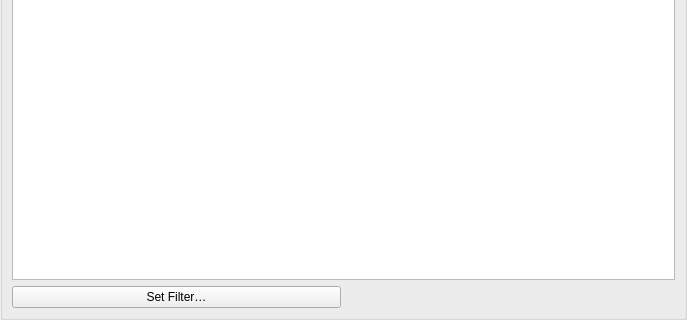
INGV/qquake, file qquake/ui/ogc_service_widget.ui: the form before one commit; both pictures show x 0 to 687 and y 293 to 613 of the 687 by 613 pixel window.
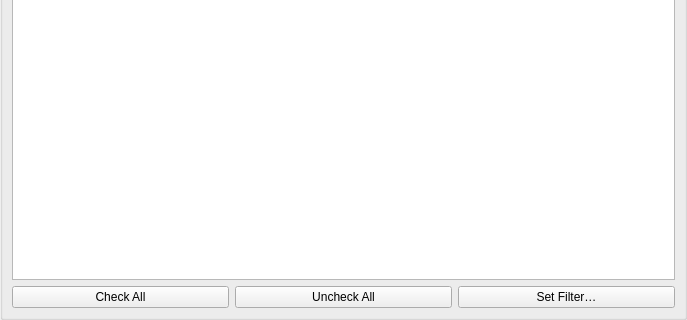
The form after the commit.

Patch:
```diff
--- a/qquake/ui/ogc_service_widget.ui
+++ b/qquake/ui/ogc_service_widget.ui
@@ -32,7 +32,7 @@
       <string>Available Layers</string>
      </property>
      <layout class="QGridLayout" name="gridLayout">
-      <item row="0" column="0" colspan="2">
+      <item row="0" column="0" colspan="3">
        <widget class="QTreeView" name="layers_tree_view"/>
       </item>
       <item row="1" column="1">
@@ -43,6 +43,20 @@
        </widget>
       </item>
       <item row="1" column="0">
+       <widget class="QPushButton" name="button_check_all">
+        <property name="text">
+         <string>Check All</string>
+        </property>
+       </widget>
+      </item>
+      <item row="1" column="1">
+       <widget class="QPushButton" name="button_check_none">
+        <property name="text">
+         <string>Uncheck All</string>
+        </property>
+       </widget>
+      </item>
+      <item row="1" column="2">
        <widget class="QPushButton" name="button_set_filter">
         <property name="text">
          <string>Set Filter…</string>
```
